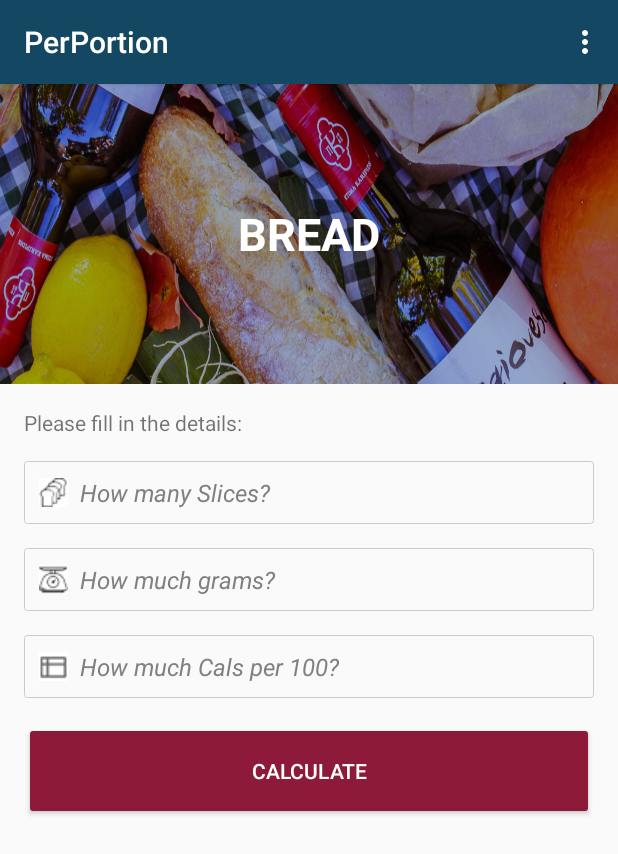
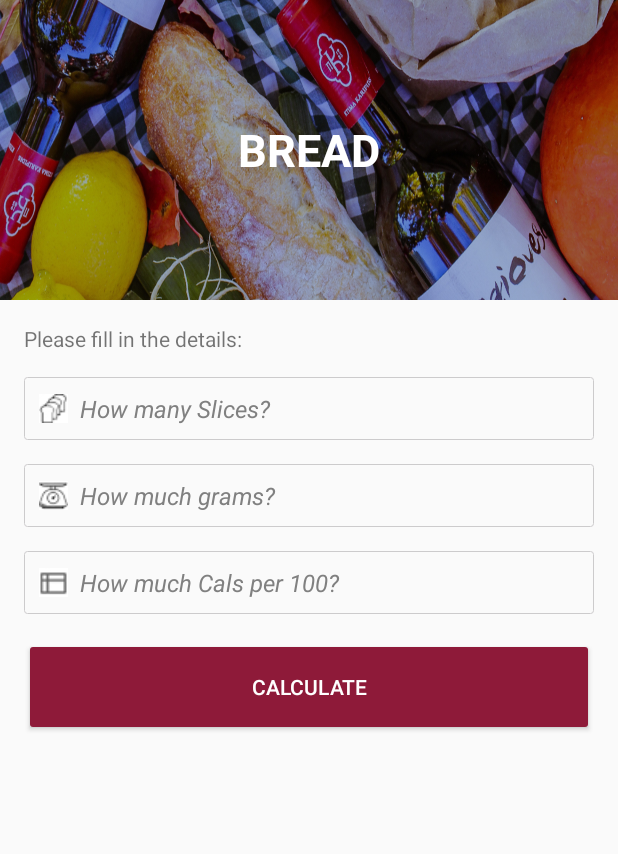
Before and after one commit to Shaharli/PerPortion, an Android app: the MainActivity screen opened directly, with no data from a screen before it, on a phone screen of 412 x 824 dp. Shown: the top 854 px of the screen. Run offline under Robolectric (Android 15) with nearby library versions, the phone set to English and light mode, and no system bars.

```diff
--- a/app/src/main/java/com/avigezerit/perportion/MainActivity.java
+++ b/app/src/main/java/com/avigezerit/perportion/MainActivity.java
@@ -3,7 +3,6 @@ package com.avigezerit.perportion;
 import android.content.Intent;
 import android.os.Bundle;
 import android.support.v7.app.AppCompatActivity;
-import android.support.v7.widget.Toolbar;
 import android.util.Log;
 import android.view.Menu;
 import android.view.MenuItem;
@@ -31,8 +30,6 @@ public class MainActivity extends AppCompatActivity {
     protected void onCreate(Bundle savedInstanceState) {
         super.onCreate(savedInstanceState);
         setContentView(R.layout.activity_main);
-        Toolbar toolbar = (Toolbar) findViewById(R.id.toolbar);
-        setSupportActionBar(toolbar);
 
 
         mtNumOfSlice = (EditText) findViewById(R.id.slice_amount);
@@ -188,4 +185,9 @@ public class MainActivity extends AppCompatActivity {
 
     }
 
+    @Override
+    public void onBackPressed() {
+        Intent backToMain = new Intent(this, CategoriesActivity.class);
+        startActivity(backToMain);
+    }
 }
--- a/app/src/main/res/layout/activity_main.xml
+++ b/app/src/main/res/layout/activity_main.xml
@@ -8,22 +8,6 @@
     tools:context="com.avigezerit.perportion.MainActivity"
     tools:showIn="@layout/content_main">
 
-    <android.support.design.widget.AppBarLayout
-        android:layout_width="match_parent"
-        android:layout_height="wrap_content"
-        android:theme="@style/AppTheme.AppBarOverlay"
-        app:elevation="2dp">
-
-        <android.support.v7.widget.Toolbar
-            android:id="@+id/toolbar"
-            android:layout_width="match_parent"
-            android:layout_height="?attr/actionBarSize"
-            app:popupTheme="@style/AppTheme.PopupOverlay" >
-        </android.support.v7.widget.Toolbar>
-
-
-    </android.support.design.widget.AppBarLayout>
-
     <include layout="@layout/content_main"/>
 
 </android.support.design.widget.CoordinatorLayout>
--- a/app/src/main/res/values/strings.xml
+++ b/app/src/main/res/values/strings.xml
@@ -109,5 +109,6 @@
     <string name="cookies">Cookies</string>
     <string name="speards">Spreads</string>
     <string name="coming_soon">Coming soon</string>
+    <string name="slice_category">Calculate Per Slice</string>
 
 </resources>
```
Also changed, not shown: 1 other file.
